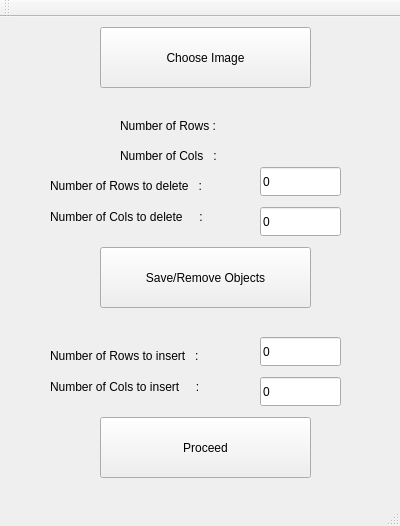
The window that mainwindow.ui (AvinashDamodaran/Seam-Carving) describes before a commit, drawn with Qt 5.
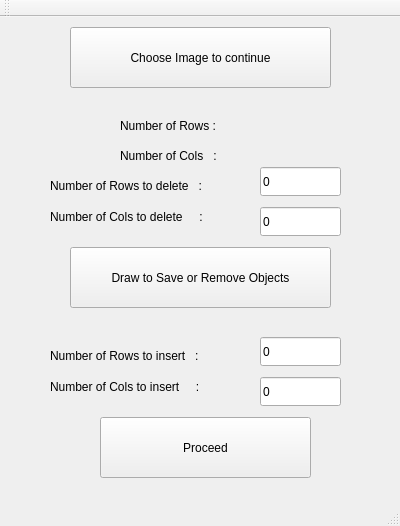
The same window after the commit.

```diff
--- a/mainwindow.ui
+++ b/mainwindow.ui
@@ -17,14 +17,14 @@
    <widget class="QPushButton" name="pushButton_choose_image">
     <property name="geometry">
      <rect>
-      <x>100</x>
+      <x>70</x>
       <y>10</y>
-      <width>211</width>
+      <width>261</width>
       <height>61</height>
      </rect>
     </property>
     <property name="text">
-     <string>Choose Image</string>
+     <string>Choose Image to continue</string>
     </property>
    </widget>
    <widget class="QLabel" name="label1">
@@ -147,14 +147,14 @@
    <widget class="QPushButton" name="pushButton_save_rem">
     <property name="geometry">
      <rect>
-      <x>100</x>
+      <x>70</x>
       <y>230</y>
-      <width>211</width>
+      <width>261</width>
       <height>61</height>
      </rect>
     </property>
     <property name="text">
-     <string>Save/Remove Objects</string>
+     <string>Draw to Save or Remove Objects</string>
     </property>
    </widget>
    <widget class="QLineEdit" name="lineEdit_num_rows_insert">
```
Left out of the diff: 2 changed lines with no effect on the pictures.
